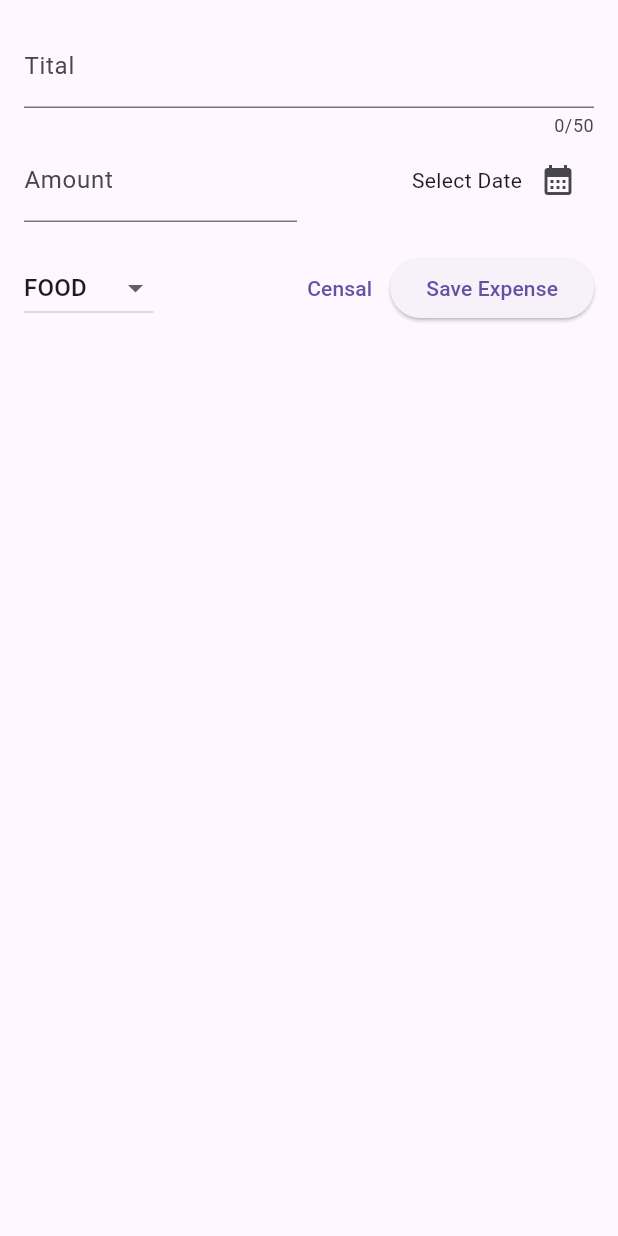
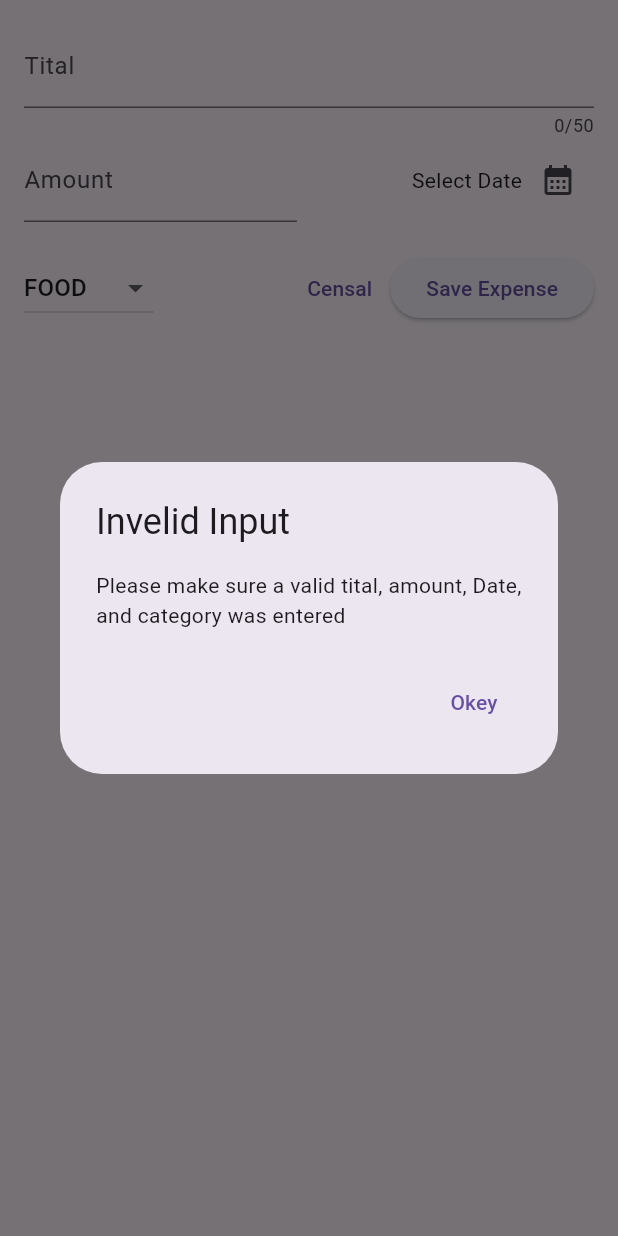
Before and after one commit to DeepakMewada20/Expense-Tracker-App, a Flutter app: the NewExpense widget shown alone on an empty page, opened directly, after a tap on "Save Expense", on a phone screen of 412 x 824 dp. Run offline on Flutter 3.47's test engine with Material 3 defaults, Android fonts, the phone set to English and light mode, and no system bars.

Commit message:
I add aleartDialog in new_expense.dart file, if newexpense input in invalid then show the aleart dialog

```diff
--- a/lib/widgets/expences-list/new_expense.dart
+++ b/lib/widgets/expences-list/new_expense.dart
@@ -39,6 +39,32 @@ class _NewExpenseState extends State<NewExpense> {
     });
   }
 
+  void _submmitExpenseData() {
+    final enteredamount = double.tryParse(_amountController.text);
+    bool amountIsInvalid = enteredamount == null || enteredamount <= 0;
+    if (_titalController.text.trim().isEmpty ||
+        amountIsInvalid ||
+        _selectedDate == null) {
+      showDialog(
+        context: context,
+        builder: (ctx) => AlertDialog(
+          title: const Text("Invelid Input"),
+          content: const Text(
+              "Please make sure a valid tital, amount, Date, and category was entered"),
+          actions: [
+            TextButton(
+              onPressed: () {
+                Navigator.pop(ctx);
+              },
+              child: const Text("Okey"),
+            ),
+          ],
+        ),
+      );
+      return;
+    }
+  }
+
   @override
   Widget build(BuildContext context) {
     return Padding(
@@ -70,7 +96,9 @@ class _NewExpenseState extends State<NewExpense> {
                   ),
                 ),
               ),
-              const SizedBox(width: 16,),
+              const SizedBox(
+                width: 16,
+              ),
               Expanded(
                 child: Row(
                   mainAxisAlignment: MainAxisAlignment.end,
@@ -90,7 +118,9 @@ class _NewExpenseState extends State<NewExpense> {
               ),
             ],
           ),
-          const SizedBox(height: 20,),
+          const SizedBox(
+            height: 20,
+          ),
           Row(
             children: [
               DropdownButton(
@@ -111,7 +141,7 @@ class _NewExpenseState extends State<NewExpense> {
                       return;
                     }
                     setState(() {
-                    _selectdCategory = value;
+                      _selectdCategory = value;
                     });
                   });
                 },
@@ -124,10 +154,7 @@ class _NewExpenseState extends State<NewExpense> {
                 child: const Text("Censal"),
               ),
               ElevatedButton(
-                  onPressed: () {
-                    print(_titalController.text);
-                    print(_amountController.text);
-                  },
+                  onPressed: _submmitExpenseData,
                   child: const Text("Save Expense"))
             ],
           )
```
